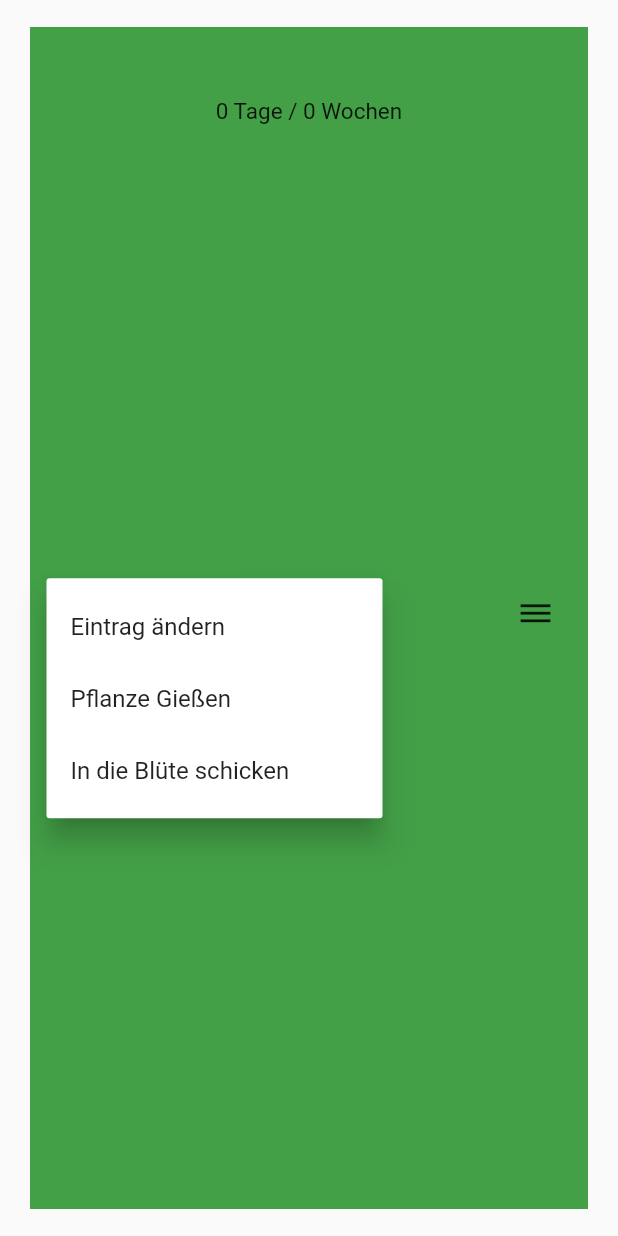
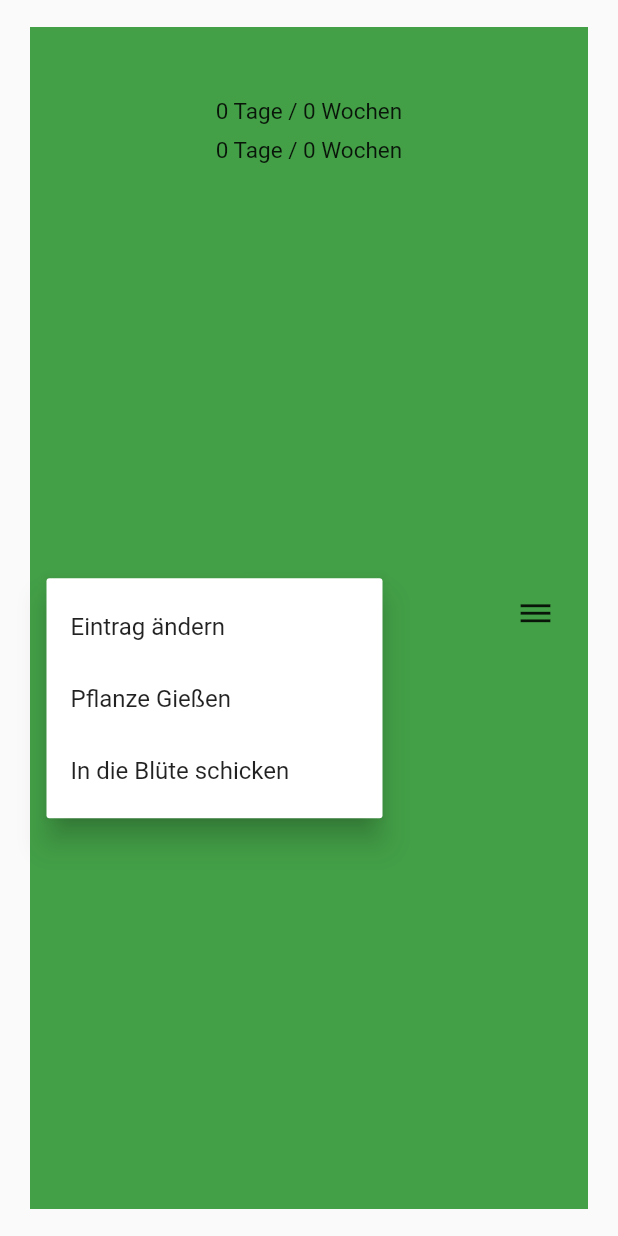
Before and after one commit to Haering97/Pleek, a Flutter app: the PlantCard widget shown alone on an empty page, opened directly with empty values, after a tap on the "wysiwyg" icon, on a phone screen of 412 x 824 dp. Run offline on Flutter 3.47's test engine with Material 2 defaults, Android fonts, the phone set to English and light mode, and no system bars; our stand-ins replace shared_preferences; accounts and stored records are empty; Roboto replaces fonts that are missing (RobotoSerif).

Commit message:
oops, forgot to commit

```diff
--- a/lib/plantCard.dart
+++ b/lib/plantCard.dart
@@ -52,6 +52,21 @@ class PlantCard extends StatelessWidget {
                 ),
               ),
               Container(
+                child: Row(
+                  children: [
+                    Text(
+                      calcWeeks(),
+                      style: const TextStyle(
+                        fontSize: 15,
+                        fontWeight: FontWeight.normal,
+                      ),
+                      textAlign: TextAlign.center,
+                    ),
+                  ],
+                ),
+              ),
+              Container(
+                padding: const EdgeInsets.only(top: 8),
                 child: Text(
                   calcWeeks(),
                   style: const TextStyle(
```
Also changed, not shown: lib/plantListWidget.dart (+1 -19 lines).
